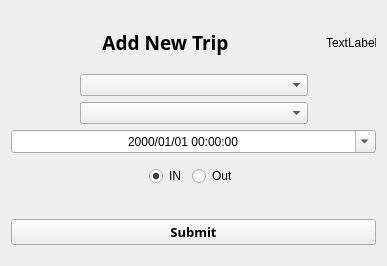
YassineBaghdadi/TransportingPlanning, file ui/addTrip.ui: the form before one commit.
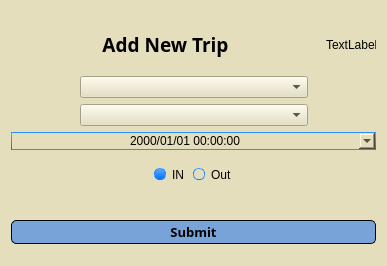
The form after the commit.

```diff
--- a/ui/addTrip.ui
+++ b/ui/addTrip.ui
@@ -13,6 +13,560 @@
   <property name="windowTitle">
    <string>Form</string>
   </property>
+  <property name="styleSheet">
+   <string notr="true">
+
+QFrame#comps:hover{
+	border-radius: 5px;
+background-color: #d85c00;
+}
+QFrame#emps:hover{
+	border-radius: 5px;
+background-color: #d85c00;
+}
+
+QFrame#planning:hover{
+	border-radius: 5px;
+background-color: #d85c00;
+}
+
+QFrame#vans:hover{
+	border-radius: 5px;
+background-color: #d85c00;
+}
+
+
+QWidget {
+	/*background-color:#ececec;*/
+	background-color:#e4debc;
+}
+QTextEdit {
+	border-width: 1px;
+	border-style: solid;
+	border-color: qlineargradient(spread:pad, x1:0.5, y1:1, x2:0.5, y2:0, stop:0 rgba(0, 113, 255, 255), stop:1 rgba(91, 171, 252, 255));
+}
+QPlainTextEdit {
+	border-width: 1px;
+	border-style: solid;
+	border-color: qlineargradient(spread:pad, x1:0.5, y1:1, x2:0.5, y2:0, stop:0 rgba(0, 113, 255, 255), stop:1 rgba(91, 171, 252, 255));
+}
+QToolButton {
+	border-style: solid;
+	
+	color: rgb(0,0,0);
+	background-color:#3172c4;
+}
+QToolButton:hover{
+	border-style: solid;
+	
+	background-color: #d85c00;
+}
+QToolButton:pressed{
+	border-style: solid;
+	border-top-color: qlineargradient(spread:pad, x1:0.5, y1:1, x2:0.5, y2:0, stop:0 rgb(215, 215, 215), stop:1 rgb(222, 222, 222));
+	border-right-color: qlineargradient(spread:pad, x1:0, y1:0.5, x2:1, y2:0.5, stop:0 rgb(217, 217, 217), stop:1 rgb(227, 227, 227));
+	border-left-color: qlineargradient(spread:pad, x1:0, y1:0.5, x2:1, y2:0.5, stop:0 rgb(227, 227, 227), stop:1 rgb(217, 217, 217));
+	border-bottom-color: qlineargradient(spread:pad, x1:0.5, y1:1, x2:0.5, y2:0, stop:0 rgb(215, 215, 215), stop:1 rgb(222, 222, 222));
+	border-width: 1px;
+	border-radius: 5px;
+	color: rgb(0,0,0);
+	padding: 2px;
+	background-color: rgb(142,142,142);
+}
+QPushButton{
+	border-style: solid;
+	
+	border-width: 1px;
+	border-radius: 5px;
+	color: rgb(0,0,0);
+	padding: 2px;
+	background-color: #77a3d9;
+}
+QPushButton::default{
+	border-style: solid;
+	border-top-color: qlineargradient(spread:pad, x1:0.5, y1:1, x2:0.5, y2:0, stop:0 rgb(215, 215, 215), stop:1 rgb(222, 222, 222));
+	border-right-color: qlineargradient(spread:pad, x1:0, y1:0.5, x2:1, y2:0.5, stop:0 rgb(217, 217, 217), stop:1 rgb(227, 227, 227));
+	border-left-color: qlineargradient(spread:pad, x1:0, y1:0.5, x2:1, y2:0.5, stop:0 rgb(227, 227, 227), stop:1 rgb(217, 217, 217));
+	border-bottom-color: qlineargradient(spread:pad, x1:0.5, y1:1, x2:0.5, y2:0, stop:0 rgb(215, 215, 215), stop:1 rgb(222, 222, 222));
+	border-width: 1px;
+	border-radius: 5px;
+	color: rgb(0,0,0);
+	padding: 2px;
+	background-color: rgb(255,255,255);
+}
+QPushButton:hover{
+	border-style: solid;
+
+	background-color: #d85c00;
+}
+QPushButton:pressed{
+	border-style: solid;
+	border-top-color: qlineargradient(spread:pad, x1:0.5, y1:1, x2:0.5, y2:0, stop:0 rgb(215, 215, 215), stop:1 rgb(222, 222, 222));
+	border-right-color: qlineargradient(spread:pad, x1:0, y1:0.5, x2:1, y2:0.5, stop:0 rgb(217, 217, 217), stop:1 rgb(227, 227, 227));
+	border-left-color: qlineargradient(spread:pad, x1:0, y1:0.5, x2:1, y2:0.5, stop:0 rgb(227, 227, 227), stop:1 rgb(217, 217, 217));
+	border-bottom-color: qlineargradient(spread:pad, x1:0.5, y1:1, x2:0.5, y2:0, stop:0 rgb(215, 215, 215), stop:1 rgb(222, 222, 222));
+	border-width: 1px;
+	border-radius: 5px;
+	color: rgb(0,0,0);
+	padding: 2px;
+	background-color: rgb(142,142,142);
+}
+QPushButton:disabled{
+	border-style: solid;
+	border-top-color: qlineargradient(spread:pad, x1:0.5, y1:1, x2:0.5, y2:0, stop:0 rgb(215, 215, 215), stop:1 rgb(222, 222, 222));
+	border-right-color: qlineargradient(spread:pad, x1:0, y1:0.5, x2:1, y2:0.5, stop:0 rgb(217, 217, 217), stop:1 rgb(227, 227, 227));
+	border-left-color: qlineargradient(spread:pad, x1:0, y1:0.5, x2:1, y2:0.5, stop:0 rgb(227, 227, 227), stop:1 rgb(217, 217, 217));
+	border-bottom-color: qlineargradient(spread:pad, x1:0.5, y1:1, x2:0.5, y2:0, stop:0 rgb(215, 215, 215), stop:1 rgb(222, 222, 222));
+	border-width: 1px;
+	border-radius: 5px;
+	color: #808086;
+	padding: 2px;
+	background-color: rgb(142,142,142);
+}
+QLineEdit {
+	border-width: 1px; border-radius: 4px;
+	border-style: solid;
+	border-color: qlineargradient(spread:pad, x1:0.5, y1:1, x2:0.5, y2:0, stop:0 rgba(0, 113, 255, 255), stop:1 rgba(91, 171, 252, 255));
+}
+QLabel {
+	color: #000000;
+}
+QLCDNumber {
+	color: rgb(0, 113, 255, 255);
+}
+QProgressBar {
+	text-align: center;
+	color: rgb(240, 240, 240);
+	border-width: 1px; 
+	border-radius: 10px;
+	border-color: rgb(230, 230, 230);
+	border-style: solid;
+	background-color:rgb(207,207,207);
+}
+QProgressBar::chunk {
+	background-color: qlineargradient(spread:pad, x1:0.5, y1:1, x2:0.5, y2:0, stop:0 rgba(49, 147, 250, 255), stop:1 rgba(34, 142, 255, 255));
+	border-radius: 10px;
+}
+QMenuBar {
+	background-color: qlineargradient(spread:pad, x1:0.5, y1:1, x2:0.5, y2:0, stop:0 rgba(207, 209, 207, 255), stop:1 rgba(230, 229, 230, 255));
+}
+QMenuBar::item {
+	color: #000000;
+  	spacing: 3px;
+  	padding: 1px 4px;
+	background-color: qlineargradient(spread:pad, x1:0.5, y1:1, x2:0.5, y2:0, stop:0 rgba(207, 209, 207, 255), stop:1 rgba(230, 229, 230, 255));
+}
+
+QMenuBar::item:selected {
+  	background-color: qlineargradient(spread:pad, x1:0.5, y1:1, x2:0.5, y2:0, stop:0 rgba(0, 113, 255, 255), stop:1 rgba(91, 171, 252, 255));
+	color: #FFFFFF;
+}
+QMenu::item:selected {
+	border-style: solid;
+	border-top-color: transparent;
+	border-right-color: transparent;
+	border-left-color: qlineargradient(spread:pad, x1:0.5, y1:1, x2:0.5, y2:0, stop:0 rgba(0, 113, 255, 255), stop:1 rgba(91, 171, 252, 255));
+	border-bottom-color: transparent;
+	border-left-width: 2px;
+	color: #000000;
+	padding-left:15px;
+	padding-top:4px;
+	padding-bottom:4px;
+	padding-right:7px;
+}
+QMenu::item {
+	border-style: solid;
+	border-top-color: transparent;
+	border-right-color: transparent;
+	border-left-color: transparent;
+	border-bottom-color: transparent;
+	border-bottom-width: 1px;
+	color: #000000;
+	padding-left:17px;
+	padding-top:4px;
+	padding-bottom:4px;
+	padding-right:7px;
+}
+QTabWidget {
+	color:rgb(0,0,0);
+	background-color:#000000;
+}
+QTabWidget::pane {
+		border-color: rgb(223,223,223);
+		background-color:rgb(226,226,226);
+		border-style: solid;
+		border-width: 2px;
+    	border-radius: 6px;
+}
+QTabBar::tab:first {
+	border-style: solid;
+	border-left-width:1px;
+	border-right-width:0px;
+	border-top-width:1px;
+	border-bottom-width:1px;
+	border-top-color: rgb(209,209,209);
+	border-left-color: qlineargradient(spread:pad, x1:0.5, y1:1, x2:0.5, y2:0, stop:0 rgba(209, 209, 209, 209), stop:1 rgba(229, 229, 229, 229));
+	border-bottom-color: rgb(229,229,229);
+	border-top-left-radius: 4px;
+	border-bottom-left-radius: 4px;
+	color: #000000;
+	padding: 3px;
+	margin-left:0px;
+	background-color: qlineargradient(spread:pad, x1:0.5, y1:1, x2:0.5, y2:0, stop:0 rgba(247, 247, 247, 255), stop:1 rgba(255, 255, 255, 255));
+}
+QTabBar::tab:last {
+	border-style: solid;
+	border-width:1px;
+	border-top-color: rgb(209,209,209);
+	border-left-color: qlineargradient(spread:pad, x1:0.5, y1:1, x2:0.5, y2:0, stop:0 rgba(209, 209, 209, 209), stop:1 rgba(229, 229, 229, 229));
+	border-right-color: qlineargradient(spread:pad, x1:0.5, y1:1, x2:0.5, y2:0, stop:0 rgba(209, 209, 209, 209), stop:1 rgba(229, 229, 229, 229));
+	border-bottom-color: rgb(229,229,229);
+	border-top-right-radius: 4px;
+	border-bottom-right-radius: 4px;
+	color: #000000;
+	padding: 3px;
+	margin-left:0px;
+	background-color: qlineargradient(spread:pad, x1:0.5, y1:1, x2:0.5, y2:0, stop:0 rgba(247, 247, 247, 255), stop:1 rgba(255, 255, 255, 255));
+}
+QTabBar::tab {
+	border-style: solid;
+	border-top-width:1px;
+	border-bottom-width:1px;
+	border-left-width:1px;
+	border-top-color: rgb(209,209,209);
+	border-left-color: qlineargradient(spread:pad, x1:0.5, y1:1, x2:0.5, y2:0, stop:0 rgba(209, 209, 209, 209), stop:1 rgba(229, 229, 229, 229));
+	border-bottom-color: rgb(229,229,229);
+	color: #000000;
+	padding: 3px;
+	margin-left:0px;
+	background-color: qlineargradient(spread:pad, x1:0.5, y1:1, x2:0.5, y2:0, stop:0 rgba(247, 247, 247, 255), stop:1 rgba(255, 255, 255, 255));
+}
+QTabBar::tab:selected, QTabBar::tab:last:selected, QTabBar::tab:hover {
+  	border-style: solid;
+  	border-left-width:1px;
+	border-right-color: transparent;
+	border-top-color: rgb(209,209,209);
+	border-left-color: qlineargradient(spread:pad, x1:0.5, y1:1, x2:0.5, y2:0, stop:0 rgba(209, 209, 209, 209), stop:1 rgba(229, 229, 229, 229));
+	border-bottom-color: rgb(229,229,229);
+	color: #FFFFFF;
+	padding: 3px;
+	margin-left:0px;
+	background-color: qlineargradient(spread:pad, x1:0.5, y1:1, x2:0.5, y2:0, stop:0 rgba(0, 113, 255, 255), stop:1 rgba(91, 171, 252, 255));
+}
+
+QTabBar::tab:selected, QTabBar::tab:first:selected, QTabBar::tab:hover {
+  	border-style: solid;
+  	border-left-width:1px;
+  	border-bottom-width:1px;
+  	border-top-width:1px;
+	border-right-color: transparent;
+	border-top-color: rgb(209,209,209);
+	border-left-color: qlineargradient(spread:pad, x1:0.5, y1:1, x2:0.5, y2:0, stop:0 rgba(209, 209, 209, 209), stop:1 rgba(229, 229, 229, 229));
+	border-bottom-color: rgb(229,229,229);
+	color: #FFFFFF;
+	padding: 3px;
+	margin-left:0px;
+	background-color: qlineargradient(spread:pad, x1:0.5, y1:1, x2:0.5, y2:0, stop:0 rgba(0, 113, 255, 255), stop:1 rgba(91, 171, 252, 255));
+}
+
+QCheckBox {
+	color: #000000;
+	padding: 2px;
+}
+QCheckBox:disabled {
+	color: #808086;
+	padding: 2px;
+}
+
+QCheckBox:hover {
+	border-radius:4px;
+	border-style:solid;
+	padding-left: 1px;
+	padding-right: 1px;
+	padding-bottom: 1px;
+	padding-top: 1px;
+	border-width:1px;
+	border-color: transparent;
+}
+QCheckBox::indicator:checked {
+
+	height: 10px;
+	width: 10px;
+	border-style:solid;
+	border-width: 1px;
+	border-color: qlineargradient(spread:pad, x1:0.5, y1:1, x2:0.5, y2:0, stop:0 rgba(0, 113, 255, 255), stop:1 rgba(91, 171, 252, 255));
+	color: #000000;
+	background-color: qlineargradient(spread:pad, x1:0.5, y1:1, x2:0.5, y2:0, stop:0 rgba(0, 113, 255, 255), stop:1 rgba(91, 171, 252, 255));
+}
+QCheckBox::indicator:unchecked {
+
+	height: 10px;
+	width: 10px;
+	border-style:solid;
+	border-width: 1px;
+	border-color: qlineargradient(spread:pad, x1:0.5, y1:1, x2:0.5, y2:0, stop:0 rgba(0, 113, 255, 255), stop:1 rgba(91, 171, 252, 255));
+	color: #000000;
+}
+QRadioButton {
+	color: 000000;
+	padding: 1px;
+}
+QRadioButton::indicator:checked {
+	height: 10px;
+	width: 10px;
+	border-style:solid;
+	border-radius:5px;
+	border-width: 1px;
+	border-color: qlineargradient(spread:pad, x1:0.5, y1:1, x2:0.5, y2:0, stop:0 rgba(0, 113, 255, 255), stop:1 rgba(91, 171, 252, 255));
+	color: #a9b7c6;
+	background-color: qlineargradient(spread:pad, x1:0.5, y1:1, x2:0.5, y2:0, stop:0 rgba(0, 113, 255, 255), stop:1 rgba(91, 171, 252, 255));
+}
+QRadioButton::indicator:!checked {
+	height: 10px;
+	width: 10px;
+	border-style:solid;
+	border-radius:5px;
+	border-width: 1px;
+	border-color: qlineargradient(spread:pad, x1:0.5, y1:1, x2:0.5, y2:0, stop:0 rgba(0, 113, 255, 255), stop:1 rgba(91, 171, 252, 255));
+	color: #a9b7c6;
+	background-color: transparent;
+}
+QStatusBar {
+	color:#027f7f;
+}
+QSpinBox {
+	border-style: solid;
+	border-width: 1px;
+	border-color: qlineargradient(spread:pad, x1:0.5, y1:1, x2:0.5, y2:0, stop:0 rgba(0, 113, 255, 255), stop:1 rgba(91, 171, 252, 255));
+}
+QDoubleSpinBox {
+	border-style: solid;
+	border-width: 1px;
+	border-color: qlineargradient(spread:pad, x1:0.5, y1:1, x2:0.5, y2:0, stop:0 rgba(0, 113, 255, 255), stop:1 rgba(91, 171, 252, 255));
+}
+QTimeEdit {
+	border-style: solid;
+	border-width: 1px;
+	border-color: qlineargradient(spread:pad, x1:0.5, y1:1, x2:0.5, y2:0, stop:0 rgba(0, 113, 255, 255), stop:1 rgba(91, 171, 252, 255));
+}
+QDateTimeEdit {
+	border-style: solid;
+	border-width: 1px;
+	border-color: qlineargradient(spread:pad, x1:0.5, y1:1, x2:0.5, y2:0, stop:0 rgba(0, 113, 255, 255), stop:1 rgba(91, 171, 252, 255));
+}
+QDateEdit {
+	border-style: solid;
+	border-width: 1px;
+	border-color: qlineargradient(spread:pad, x1:0.5, y1:1, x2:0.5, y2:0, stop:0 rgba(0, 113, 255, 255), stop:1 rgba(91, 171, 252, 255));
+}
+
+QToolBox {
+	color: #a9b7c6;
+	background-color:#000000;
+}
+QToolBox::tab {
+	color: #a9b7c6;
+	background-color:#000000;
+}
+QToolBox::tab:selected {
+	color: #FFFFFF;
+	background-color:#000000;
+}
+QScrollArea {
+	color: #FFFFFF;
+	background-color:#000000;
+}
+QSlider::groove:horizontal {
+	height: 5px;
+	background-color: qlineargradient(spread:pad, x1:0.5, y1:1, x2:0.5, y2:0, stop:0 rgba(49, 147, 250, 255), stop:1 rgba(34, 142, 255, 255));
+}
+QSlider::groove:vertical {
+	width: 5px;
+	background-color: qlineargradient(spread:pad, x1:0.5, y1:1, x2:0.5, y2:0, stop:0 rgba(49, 147, 250, 255), stop:1 rgba(34, 142, 255, 255));
+}
+QSlider::handle:horizontal {
+	background: rgb(253,253,253);
+	border-style: solid;
+	border-width: 1px;
+	border-color: rgb(207,207,207);
+	width: 12px;
+	margin: -5px 0;
+	border-radius: 7px;
+}
+QSlider::handle:vertical {
+	background: rgb(253,253,253);
+	border-style: solid;
+	border-width: 1px;
+	border-color: rgb(207,207,207);
+	height: 12px;
+	margin: 0 -5px;
+	border-radius: 7px;
+}
+QSlider::add-page:horizontal {
+    background: rgb(181,181,181);
+}
+QSlider::add-page:vertical {
+    background: rgb(181,181,181);
+}
+QSlider::sub-page:horizontal {
+    background-color: qlineargradient(spread:pad, x1:0.5, y1:1, x2:0.5, y2:0, stop:0 rgba(49, 147, 250, 255), stop:1 rgba(34, 142, 255, 255));
+}
+QSlider::sub-page:vertical {
+    background-color: qlineargradient(spread:pad, y1:0.5, x1:1, y2:0.5, x2:0, stop:0 rgba(49, 147, 250, 255), stop:1 rgba(34, 142, 255, 255));
+}
+QScrollBar:horizontal {
+	max-height: 20px;
+	border: 1px transparent grey;
+	margin: 0px 20px 0px 20px;
+}
+QScrollBar:vertical {
+	max-width: 20px;
+	border: 1px transparent grey;
+	margin: 20px 0px 20px 0px;
+}
+QScrollBar::handle:horizontal {
+	background: rgb(253,253,253);
+	border-style: solid;
+	border-width: 1px;
+	border-color: rgb(207,207,207);
+	border-radius: 7px;
+	min-width: 25px;
+}
+QScrollBar::handle:horizontal:hover {
+	background: rgb(253,253,253);
+	border-style: solid;
+	border-width: 1px;
+	border-color: rgb(147, 200, 200);
+	border-radius: 7px;
+	min-width: 25px;
+}
+QScrollBar::handle:vertical {
+	background: rgb(253,253,253);
+	border-style: solid;
+	border-width: 1px;
+	border-color: rgb(207,207,207);
+	border-radius: 7px;
+	min-height: 25px;
+}
+QScrollBar::handle:vertical:hover {
+	background: rgb(253,253,253);
+	border-style: solid;
+	border-width: 1px;
+	border-color: rgb(147, 200, 200);
+	border-radius: 7px;
+	min-height: 25px;
+}
+QScrollBar::add-line:horizontal {
+   border: 2px transparent grey;
+   border-top-right-radius: 7px;
+   border-bottom-right-radius: 7px;
+   background: rgba(34, 142, 255, 255);
+   width: 20px;
+   subcontrol-position: right;
+   subcontrol-origin: margin;
+}
+QScrollBar::add-line:horizontal:pressed {
+   border: 2px transparent grey;
+   border-top-right-radius: 7px;
+   border-bottom-right-radius: 7px;
+   background: rgb(181,181,181);
+   width: 20px;
+   subcontrol-position: right;
+   subcontrol-origin: margin;
+}
+QScrollBar::add-line:vertical {
+   border: 2px transparent grey;
+   border-bottom-left-radius: 7px;
+   border-bottom-right-radius: 7px;
+   background: rgba(34, 142, 255, 255);
+   height: 20px;
+   subcontrol-position: bottom;
+   subcontrol-origin: margin;
+}
+QScrollBar::add-line:vertical:pressed {
+   border: 2px transparent grey;
+   border-bottom-left-radius: 7px;
+   border-bottom-right-radius: 7px;
+   background: rgb(181,181,181);
+   height: 20px;
+   subcontrol-position: bottom;
+   subcontrol-origin: margin;
+}
+QScrollBar::sub-line:horizontal {
+   border: 2px transparent grey;
+   border-top-left-radius: 7px;
+   border-bottom-left-radius: 7px;
+   background: rgba(34, 142, 255, 255);
+   width: 20px;
+   subcontrol-position: left;
+   subcontrol-origin: margin;
+}
+QScrollBar::sub-line:horizontal:pressed {
+   border: 2px transparent grey;
+   border-top-left-radius: 7px;
+   border-bottom-left-radius: 7px;
+   background: rgb(181,181,181);
+   width: 20px;
+   subcontrol-position: left;
+   subcontrol-origin: margin;
+}
+QScrollBar::sub-line:vertical {
+   border: 2px transparent grey;
+   border-top-left-radius: 7px;
+   border-top-right-radius: 7px;
+   background: rgba(34, 142, 255, 255);
+   height: 20px;
+   subcontrol-position: top;
+   subcontrol-origin: margin;
+}
+QScrollBar::sub-line:vertical:pressed {
+   border: 2px transparent grey;
+   border-top-left-radius: 7px;
+   border-top-right-radius: 7px;
+   background: rgb(181,181,181);
+   height: 20px;
+   subcontrol-position: top;
+   subcontrol-origin: margin;
+}
+QScrollBar::left-arrow:horizontal {
+   border: 1px transparent grey;
+   border-top-left-radius: 3px;
+   border-bottom-left-radius: 3px;
+   width: 6px;
+   height: 6px;
+   background: white;
+}
+QScrollBar::right-arrow:horizontal {
+   border: 1px transparent grey;
+   border-top-right-radius: 3px;
+   border-bottom-right-radius: 3px;
+   width: 6px;
+   height: 6px;
+   background: white;
+}
+QScrollBar::up-arrow:vertical {
+   border: 1px transparent grey;
+   border-top-left-radius: 3px;
+   border-top-right-radius: 3px;
+   width: 6px;
+   height: 6px;
+   background: white;
+}
+QScrollBar::down-arrow:vertical {
+   border: 1px transparent grey;
+   border-bottom-left-radius: 3px;
+   border-bottom-right-radius: 3px;
+   width: 6px;
+   height: 6px;
+   background: white;
+}
+QScrollBar::add-page:horizontal, QScrollBar::sub-page:horizontal {
+   background: none;
+}
+QScrollBar::add-page:vertical, QScrollBar::sub-page:vertical {
+   background: none;
+}</string>
+  </property>
   <layout class="QVBoxLayout" name="verticalLayout_2">
    <item>
     <layout class="QVBoxLayout" name="verticalLayout">
```
